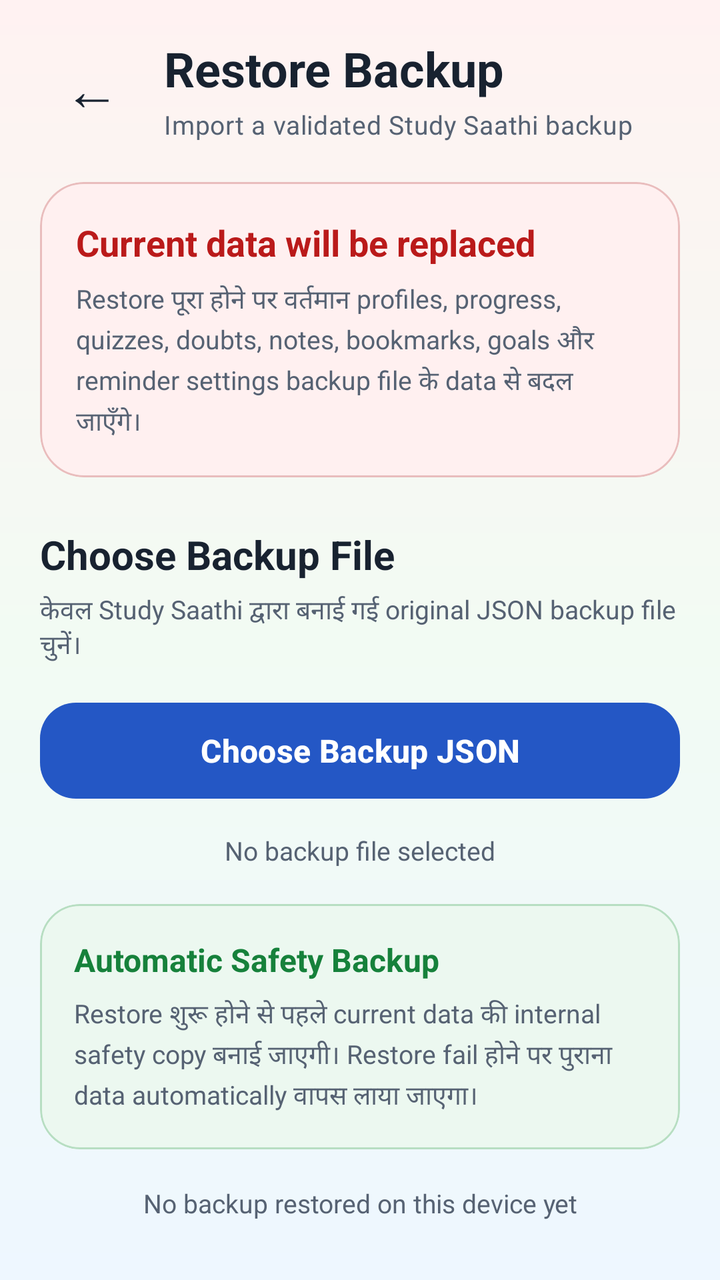
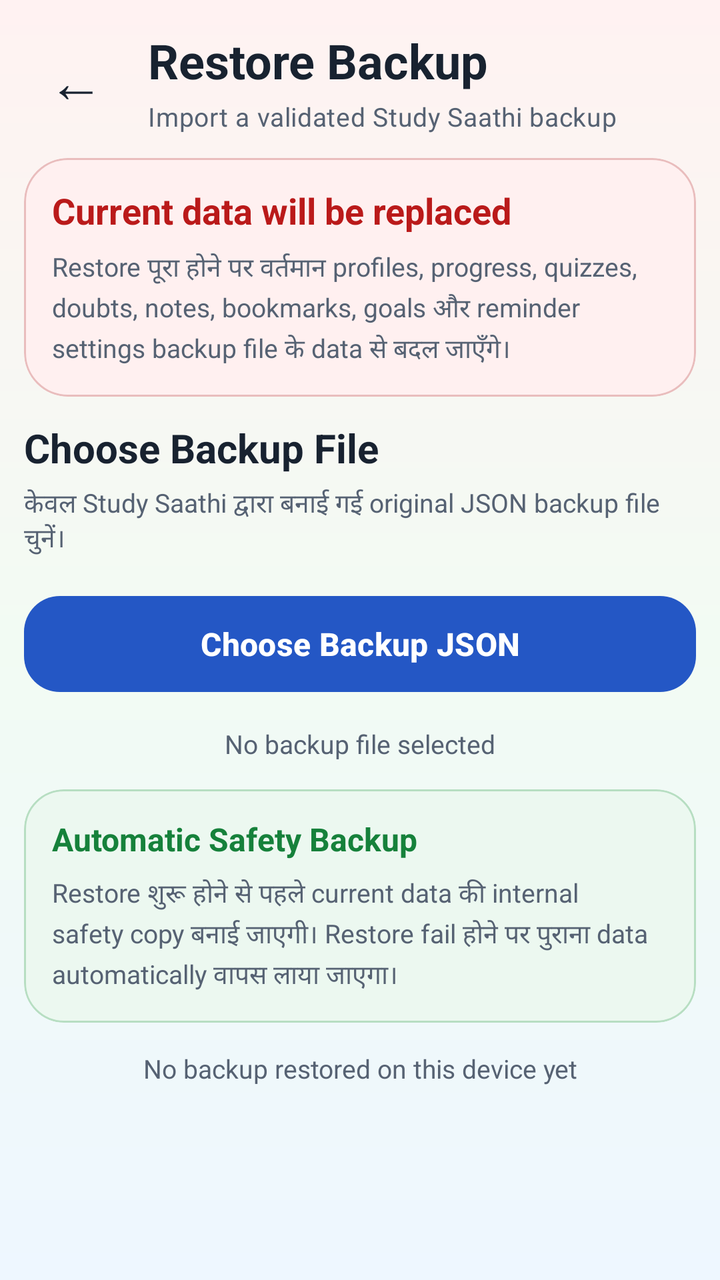

Before-and-after screenshots of an Android layout around one commit, followed by the original layout XML and the change that was made.
<!-- AndroidManifest.xml: application theme Theme.StudySaathi -->
<!-- res/layout/activity_backup_restore.xml -->
<?xml version="1.0" encoding="utf-8"?>
<androidx.coordinatorlayout.widget.CoordinatorLayout xmlns:android="http://schemas.android.com/apk/res/android"
    xmlns:app="http://schemas.android.com/apk/res-auto"
    android:id="@+id/backupRestoreRoot"
    android:layout_width="match_parent"
    android:layout_height="match_parent"
    android:background="@drawable/bg_app_soft_mix">

    <androidx.core.widget.NestedScrollView
        android:id="@+id/contentBackupRestore"
        android:layout_width="match_parent"
        android:layout_height="match_parent"
        android:clipToPadding="false"
        android:fillViewport="true"
        android:overScrollMode="never">

        <LinearLayout
            android:layout_width="match_parent"
            android:layout_height="wrap_content"
            android:orientation="vertical"
            android:paddingStart="20dp"
            android:paddingTop="18dp"
            android:paddingEnd="20dp"
            android:paddingBottom="38dp">

            <LinearLayout
                android:layout_width="match_parent"
                android:layout_height="wrap_content"
                android:gravity="center_vertical"
                android:orientation="horizontal">

                <com.google.android.material.button.MaterialButton
                    android:id="@+id/buttonBack"
                    style="@style/Widget.Material3.Button.TextButton"
                    android:layout_width="52dp"
                    android:layout_height="52dp"
                    android:contentDescription="@string/back"
                    android:insetLeft="0dp"
                    android:insetTop="0dp"
                    android:insetRight="0dp"
                    android:insetBottom="0dp"
                    android:minWidth="0dp"
                    android:text="←"
                    android:textColor="@color/ss_text_primary"
                    android:textSize="28sp"
                    app:cornerRadius="16dp" />

                <LinearLayout
                    android:layout_width="0dp"
                    android:layout_height="wrap_content"
                    android:layout_marginStart="10dp"
                    android:layout_weight="1"
                    android:orientation="vertical">

                    <TextView
                        style="@style/TextAppearance.StudySaathi.Heading"
                        android:layout_width="match_parent"
                        android:layout_height="wrap_content"
                        android:text="@string/backup_restore_title"
                        android:textSize="24sp" />

                    <TextView
                        style="@style/TextAppearance.StudySaathi.Body"
                        android:layout_width="match_parent"
                        android:layout_height="wrap_content"
                        android:layout_marginTop="3dp"
                        android:text="@string/backup_restore_subtitle"
                        android:textSize="13sp" />

                </LinearLayout>

            </LinearLayout>

            <com.google.android.material.card.MaterialCardView
                android:layout_width="match_parent"
                android:layout_height="wrap_content"
                android:layout_marginTop="20dp"
                app:cardBackgroundColor="@color/ss_red_soft"
                app:cardCornerRadius="22dp"
                app:cardElevation="0dp"
                app:strokeColor="@color/ss_red_border"
                app:strokeWidth="1dp">

                <LinearLayout
                    android:layout_width="match_parent"
                    android:layout_height="wrap_content"
                    android:orientation="vertical"
                    android:padding="18dp">

                    <TextView
                        android:layout_width="match_parent"
                        android:layout_height="wrap_content"
                        android:fontFamily="sans-serif-rounded"
                        android:text="@string/backup_restore_warning_title"
                        android:textColor="@color/ss_error"
                        android:textSize="18sp"
                        android:textStyle="bold" />

                    <TextView
                        android:layout_width="match_parent"
                        android:layout_height="wrap_content"
                        android:layout_marginTop="7dp"
                        android:lineSpacingExtra="3dp"
                        android:text="@string/backup_restore_warning_description"
                        android:textColor="@color/ss_text_secondary"
                        android:textSize="13sp" />

                </LinearLayout>

            </com.google.android.material.card.MaterialCardView>

            <TextView
                android:layout_width="match_parent"
                android:layout_height="wrap_content"
                android:layout_marginTop="25dp"
                android:fontFamily="sans-serif-rounded"
                android:text="@string/backup_restore_choose_title"
                android:textColor="@color/ss_text_primary"
                android:textSize="20sp"
                android:textStyle="bold" />

            <TextView
                android:layout_width="match_parent"
                android:layout_height="wrap_content"
                android:layout_marginTop="5dp"
                android:text="@string/backup_restore_choose_description"
                android:textColor="@color/ss_text_secondary"
                android:textSize="13sp" />

            <com.google.android.material.button.MaterialButton
                android:id="@+id/buttonChooseBackupFile"
                style="@style/Widget.StudySaathi.Button.Primary"
                android:layout_width="match_parent"
                android:layout_height="wrap_content"
                android:layout_marginTop="15dp"
                android:text="@string/backup_restore_choose_button"
                android:textAllCaps="false"
                android:textSize="16sp" />

            <TextView
                android:id="@+id/textSelectedBackupFile"
                android:layout_width="match_parent"
                android:layout_height="wrap_content"
                android:layout_marginTop="13dp"
                android:gravity="center"
                android:text="@string/backup_restore_no_file_selected"
                android:textColor="@color/ss_text_secondary"
                android:textSize="13sp" />

            <com.google.android.material.card.MaterialCardView
                android:id="@+id/cardBackupPreview"
                android:layout_width="match_parent"
                android:layout_height="wrap_content"
                android:layout_marginTop="20dp"
                android:visibility="gone"
                app:cardBackgroundColor="@color/ss_blue_soft"
                app:cardCornerRadius="22dp"
                app:cardElevation="0dp"
                app:strokeColor="@color/ss_blue_border"
                app:strokeWidth="1dp">

                <LinearLayout
                    android:layout_width="match_parent"
                    android:layout_height="wrap_content"
                    android:orientation="vertical"
                    android:padding="18dp">

                    <TextView
                        android:layout_width="match_parent"
                        android:layout_height="wrap_content"
                        android:fontFamily="sans-serif-rounded"
                        android:text="@string/backup_restore_preview_title"
                        android:textColor="@color/ss_text_primary"
                        android:textSize="19sp"
                        android:textStyle="bold" />

                    <TextView
                        android:id="@+id/textBackupCreatedAt"
                        android:layout_width="match_parent"
                        android:layout_height="wrap_content"
                        android:layout_marginTop="5dp"
                        android:text="@string/backup_restore_created_unknown"
                        android:textColor="@color/ss_text_secondary"
                        android:textSize="12sp" />

                    <LinearLayout
                        android:layout_width="match_parent"
                        android:layout_height="wrap_content"
                        android:layout_marginTop="16dp"
                        android:orientation="horizontal">

                        <LinearLayout
                            android:layout_width="0dp"
                            android:layout_height="wrap_content"
                            android:layout_marginEnd="5dp"
                            android:layout_weight="1"
                            android:background="@color/ss_surface"
                            android:gravity="center"
                            android:orientation="vertical"
                            android:padding="13dp">

                            <TextView
                                android:id="@+id/textRestoreProfiles"
                                android:layout_width="wrap_content"
                                android:layout_height="wrap_content"
                                android:text="0"
                                android:textColor="@color/ss_primary"
                                android:textSize="23sp"
                                android:textStyle="bold" />

                            <TextView
                                android:layout_width="wrap_content"
                                android:layout_height="wrap_content"
                                android:layout_marginTop="3dp"
                                android:text="@string/backup_profiles_label"
                                android:textColor="@color/ss_text_secondary"
                                android:textSize="10sp" />

                        </LinearLayout>

                        <LinearLayout
                            android:layout_width="0dp"
                            android:layout_height="wrap_content"
                            android:layout_marginStart="5dp"
                            android:layout_marginEnd="5dp"
                            android:layout_weight="1"
                            android:background="@color/ss_surface"
                            android:gravity="center"
                            android:orientation="vertical"
                            android:padding="13dp">

                            <TextView
                                android:id="@+id/textRestoreLessons"
                                android:layout_width="wrap_content"
                                android:layout_height="wrap_content"
                                android:text="0"
                                android:textColor="@color/ss_secondary"
                                android:textSize="23sp"
                                android:textStyle="bold" />

                            <TextView
                                android:layout_width="wrap_content"
                                android:layout_height="wrap_content"
                                android:layout_marginTop="3dp"
                                android:text="@string/backup_lessons_label"
                                android:textColor="@color/ss_text_secondary"
                                android:textSize="10sp" />

                        </LinearLayout>

                        <LinearLayout
                            android:layout_width="0dp"
                            android:layout_height="wrap_content"
                            android:layout_marginStart="5dp"
                            android:layout_weight="1"
                            android:background="@color/ss_surface"
                            android:gravity="center"
                            android:orientation="vertical"
                            android:padding="13dp">

                            <TextView
                                android:id="@+id/textRestoreQuizzes"
                                android:layout_width="wrap_content"
                                android:layout_height="wrap_content"
                                android:text="0"
                                android:textColor="@color/ss_primary_dark"
                                android:textSize="23sp"
                                android:textStyle="bold" />

                            <TextView
                                android:layout_width="wrap_content"
                                android:layout_height="wrap_content"
                                android:layout_marginTop="3dp"
                                android:text="@string/backup_quizzes_label"
                                android:textColor="@color/ss_text_secondary"
                                android:textSize="10sp" />

                        </LinearLayout>

                    </LinearLayout>

                    <LinearLayout
                        android:layout_width="match_parent"
                        android:layout_height="wrap_content"
                        android:layout_marginTop="10dp"
                        android:orientation="horizontal">

                        <LinearLayout
                            android:layout_width="0dp"
                            android:layout_height="wrap_content"
                            android:layout_marginEnd="5dp"
                            android:layout_weight="1"
                            android:background="@color/ss_surface"
                            android:gravity="center"
                            android:orientation="vertical"
                            android:padding="13dp">

                            <TextView
                                android:id="@+id/textRestoreDoubts"
                                android:layout_width="wrap_content"
                                android:layout_height="wrap_content"
                                android:text="0"
                                android:textColor="@color/ss_warning"
                                android:textSize="23sp"
                                android:textStyle="bold" />

                            <TextView
                                android:layout_width="wrap_content"
                                android:layout_height="wrap_content"
                                android:layout_marginTop="3dp"
                                android:text="@string/backup_doubts_label"
                                android:textColor="@color/ss_text_secondary"
                                android:textSize="10sp" />

                        </LinearLayout>

                        <LinearLayout
                            android:layout_width="0dp"
                            android:layout_height="wrap_content"
                            android:layout_marginStart="5dp"
                            android:layout_weight="1"
                            android:background="@color/ss_surface"
                            android:gravity="center"
                            android:orientation="vertical"
                            android:padding="13dp">

                            <TextView
                                android:id="@+id/textRestorePreferences"
                                android:layout_width="wrap_content"
                                android:layout_height="wrap_content"
                                android:text="0"
                                android:textColor="@color/ss_success"
                                android:textSize="23sp"
                                android:textStyle="bold" />

                            <TextView
                                android:layout_width="wrap_content"
                                android:layout_height="wrap_content"
                                android:layout_marginTop="3dp"
                                android:text="@string/backup_restore_preferences_label"
                                android:textColor="@color/ss_text_secondary"
                                android:textSize="10sp" />

                        </LinearLayout>

                    </LinearLayout>

                </LinearLayout>

            </com.google.android.material.card.MaterialCardView>

            <com.google.android.material.card.MaterialCardView
                android:layout_width="match_parent"
                android:layout_height="wrap_content"
                android:layout_marginTop="18dp"
                app:cardBackgroundColor="@color/ss_green_soft"
                app:cardCornerRadius="20dp"
                app:cardElevation="0dp"
                app:strokeColor="@color/ss_green_border"
                app:strokeWidth="1dp">

                <LinearLayout
                    android:layout_width="match_parent"
                    android:layout_height="wrap_content"
                    android:orientation="vertical"
                    android:padding="17dp">

                    <TextView
                        android:layout_width="match_parent"
                        android:layout_height="wrap_content"
                        android:text="@string/backup_restore_safety_title"
                        android:textColor="@color/ss_success"
                        android:textSize="16sp"
                        android:textStyle="bold" />

                    <TextView
                        android:layout_width="match_parent"
                        android:layout_height="wrap_content"
                        android:layout_marginTop="7dp"
                        android:lineSpacingExtra="3dp"
                        android:text="@string/backup_restore_safety_description"
                        android:textColor="@color/ss_text_secondary"
                        android:textSize="13sp" />

                </LinearLayout>

            </com.google.android.material.card.MaterialCardView>

            <com.google.android.material.button.MaterialButton
                android:id="@+id/buttonRestoreBackup"
                style="@style/Widget.StudySaathi.Button.Primary"
                android:layout_width="match_parent"
                android:layout_height="wrap_content"
                android:layout_marginTop="18dp"
                android:text="@string/backup_restore_restore_button"
                android:textAllCaps="false"
                android:textSize="16sp"
                android:visibility="gone" />

            <TextView
                android:id="@+id/textLastRestore"
                android:layout_width="match_parent"
                android:layout_height="wrap_content"
                android:layout_marginTop="18dp"
                android:gravity="center"
                android:text="@string/backup_restore_last_none"
                android:textColor="@color/ss_text_secondary"
                android:textSize="13sp" />

        </LinearLayout>

    </androidx.core.widget.NestedScrollView>

    <com.google.android.material.progressindicator.CircularProgressIndicator
        android:id="@+id/progressBackupRestore"
        android:layout_width="48dp"
        android:layout_height="48dp"
        android:layout_gravity="center"
        android:visibility="gone"
        app:indicatorColor="@color/ss_primary"
        app:indicatorSize="48dp"
        app:trackColor="@color/ss_blue_soft"
        app:trackThickness="5dp" />

</androidx.coordinatorlayout.widget.CoordinatorLayout>
<!-- resources referenced by this layout -->
<resources>
  <color name="ss_blue_border">#B8D1FA</color>
  <color name="ss_blue_soft">#EAF2FF</color>
  <color name="ss_error">#BA1A1A</color>
  <color name="ss_green_border">#B7DEC2</color>
  <color name="ss_green_soft">#ECF8F0</color>
  <color name="ss_primary">#2457C5</color>
  <color name="ss_primary_dark">#173F99</color>
  <color name="ss_red_border">#E9BDBD</color>
  <color name="ss_red_soft">#FFF0F0</color>
  <color name="ss_secondary">#087F8C</color>
  <color name="ss_success">#16813B</color>
  <color name="ss_surface">#FFFFFF</color>
  <color name="ss_text_primary">#182230</color>
  <color name="ss_text_secondary">#566273</color>
  <color name="ss_warning">#A26300</color>
  <string name="back">Back</string>
  <string name="backup_doubts_label">
          Doubts
      </string>
  <string name="backup_lessons_label">
          Lesson Progress
      </string>
  <string name="backup_profiles_label">
          Profiles
      </string>
  <string name="backup_quizzes_label">
          Quiz Attempts
      </string>
  <string name="backup_restore_choose_button">
          Choose Backup JSON
      </string>
  <string name="backup_restore_choose_description">
          केवल Study Saathi द्वारा बनाई गई original JSON backup file चुनें।
      </string>
  <string name="backup_restore_choose_title">
          Choose Backup File
      </string>
  <string name="backup_restore_created_unknown">
          Backup creation time unavailable
      </string>
  <string name="backup_restore_last_none">
          No backup restored on this device yet
      </string>
  <string name="backup_restore_no_file_selected">
          No backup file selected
      </string>
  <string name="backup_restore_preferences_label">
          Preference Items
      </string>
  <string name="backup_restore_preview_title">
          Restore Preview
      </string>
  <string name="backup_restore_restore_button">
          Restore This Backup
      </string>
  <string name="backup_restore_safety_description">
          Restore शुरू होने से पहले current data की internal safety copy बनाई जाएगी। Restore fail होने पर पुराना data automatically वापस लाया जाएगा।
      </string>
  <string name="backup_restore_safety_title">
          Automatic Safety Backup
      </string>
  <string name="backup_restore_subtitle">
          Import a validated Study Saathi backup
      </string>
  <string name="backup_restore_title">
          Restore Backup
      </string>
  <string name="backup_restore_warning_description">
          Restore पूरा होने पर वर्तमान profiles, progress, quizzes, doubts, notes, bookmarks, goals और reminder settings backup file के data से बदल जाएँगे।
      </string>
  <string name="backup_restore_warning_title">
          Current data will be replaced
      </string>
  <style name="TextAppearance.StudySaathi.Body" parent="TextAppearance.Material3.BodyMedium">
          <item name="android:fontFamily">sans-serif</item>
          <item name="fontFamily">sans-serif</item>
          <item name="android:textColor">@color/ss_text_secondary</item>
      </style>
  <style name="TextAppearance.StudySaathi.Heading" parent="TextAppearance.Material3.HeadlineSmall">
          <item name="android:fontFamily">sans-serif-rounded</item>
          <item name="fontFamily">sans-serif-rounded</item>
          <item name="android:textStyle">bold</item>
          <item name="android:textColor">@color/ss_text_primary</item>
      </style>
  <color name="ss_on_primary">#FFFFFF</color>
  <color name="ss_on_secondary">#FFFFFF</color>
  <color name="ss_teal_soft">#EAF8F8</color>
  <color name="ss_tertiary">#8A5A00</color>
  <color name="ss_on_tertiary">#FFFFFF</color>
  <color name="ss_yellow_soft">#FFF8E8</color>
  <color name="ss_background">#F7F9FC</color>
  <color name="ss_surface_soft">#F0F4FA</color>
  <color name="ss_outline">#D6DEE9</color>
  <color name="white">#FFFFFFFF</color>
  <!-- unchanged entries left out for length: 3 -->
</resources>

<!-- the commit's change to res/layout/activity_backup_restore.xml (unified diff, before → after) -->
@@ -18,10 +18,10 @@
             android:layout_width="match_parent"
             android:layout_height="wrap_content"
             android:orientation="vertical"
-            android:paddingStart="20dp"
-            android:paddingTop="18dp"
-            android:paddingEnd="20dp"
-            android:paddingBottom="38dp">
+            android:paddingStart="12dp"
+            android:paddingTop="14dp"
+            android:paddingEnd="12dp"
+            android:paddingBottom="12dp">
 
             <LinearLayout
                 android:layout_width="match_parent"
@@ -74,7 +74,7 @@
             <com.google.android.material.card.MaterialCardView
                 android:layout_width="match_parent"
                 android:layout_height="wrap_content"
-                android:layout_marginTop="20dp"
+                android:layout_marginTop="12dp"
                 app:cardBackgroundColor="@color/ss_red_soft"
                 app:cardCornerRadius="22dp"
                 app:cardElevation="0dp"
@@ -85,7 +85,7 @@
                     android:layout_width="match_parent"
                     android:layout_height="wrap_content"
                     android:orientation="vertical"
-                    android:padding="18dp">
+                    android:padding="14dp">
 
                     <TextView
                         android:layout_width="match_parent"
@@ -112,7 +112,7 @@
             <TextView
                 android:layout_width="match_parent"
                 android:layout_height="wrap_content"
-                android:layout_marginTop="25dp"
+                android:layout_marginTop="12dp"
                 android:fontFamily="sans-serif-rounded"
                 android:text="@string/backup_restore_choose_title"
                 android:textColor="@color/ss_text_primary"
@@ -151,7 +151,7 @@
                 android:id="@+id/cardBackupPreview"
                 android:layout_width="match_parent"
                 android:layout_height="wrap_content"
-                android:layout_marginTop="20dp"
+                android:layout_marginTop="12dp"
                 android:visibility="gone"
                 app:cardBackgroundColor="@color/ss_blue_soft"
                 app:cardCornerRadius="22dp"
@@ -163,7 +163,7 @@
                     android:layout_width="match_parent"
                     android:layout_height="wrap_content"
                     android:orientation="vertical"
-                    android:padding="18dp">
+                    android:padding="14dp">
 
                     <TextView
                         android:layout_width="match_parent"
@@ -186,7 +186,7 @@
                     <LinearLayout
                         android:layout_width="match_parent"
                         android:layout_height="wrap_content"
-                        android:layout_marginTop="16dp"
+                        android:layout_marginTop="12dp"
                         android:orientation="horizontal">
 
                         <LinearLayout
@@ -352,7 +352,7 @@
             <com.google.android.material.card.MaterialCardView
                 android:layout_width="match_parent"
                 android:layout_height="wrap_content"
-                android:layout_marginTop="18dp"
+                android:layout_marginTop="14dp"
                 app:cardBackgroundColor="@color/ss_green_soft"
                 app:cardCornerRadius="20dp"
                 app:cardElevation="0dp"
@@ -363,7 +363,7 @@
                     android:layout_width="match_parent"
                     android:layout_height="wrap_content"
                     android:orientation="vertical"
-                    android:padding="17dp">
+                    android:padding="14dp">
 
                     <TextView
                         android:layout_width="match_parent"
@@ -391,7 +391,7 @@
                 style="@style/Widget.StudySaathi.Button.Primary"
                 android:layout_width="match_parent"
                 android:layout_height="wrap_content"
-                android:layout_marginTop="18dp"
+                android:layout_marginTop="14dp"
                 android:text="@string/backup_restore_restore_button"
                 android:textAllCaps="false"
                 android:textSize="16sp"
@@ -401,7 +401,7 @@
                 android:id="@+id/textLastRestore"
                 android:layout_width="match_parent"
                 android:layout_height="wrap_content"
-                android:layout_marginTop="18dp"
+                android:layout_marginTop="14dp"
                 android:gravity="center"
                 android:text="@string/backup_restore_last_none"
                 android:textColor="@color/ss_text_secondary"
